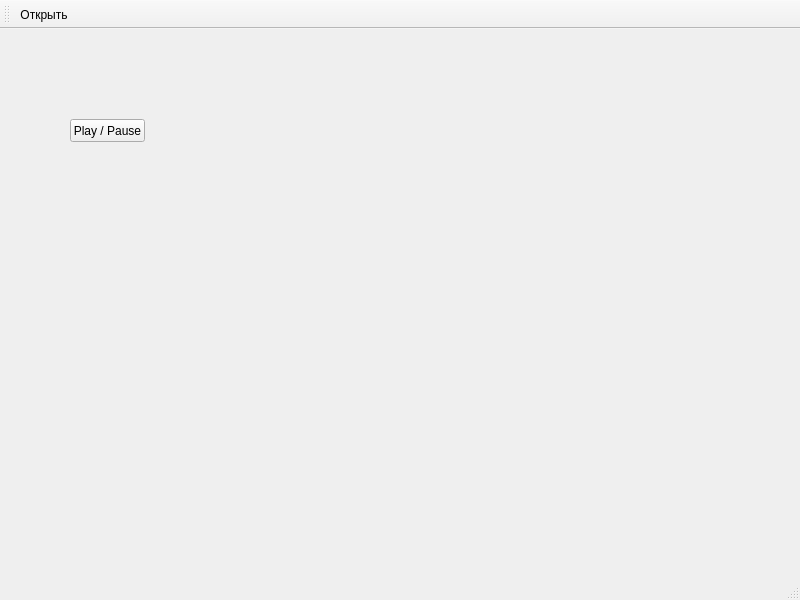
This is ip-phone-van/mainwindow.ui in Warchant/ip-phone as Qt 5 draws it before an edit. The edited form follows.
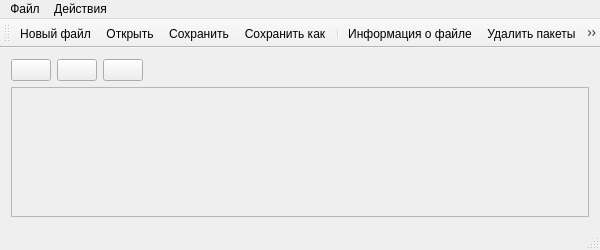
This is the edited form. Icons and pictures are not drawn. Custom widgets are drawn as their Qt base class.

The edit to the form file:
```diff
--- a/ip-phone-van/mainwindow.ui
+++ b/ip-phone-van/mainwindow.ui
@@ -6,51 +6,190 @@
    <rect>
     <x>0</x>
     <y>0</y>
-    <width>800</width>
-    <height>600</height>
+    <width>600</width>
+    <height>250</height>
    </rect>
   </property>
   <property name="minimumSize">
    <size>
-    <width>800</width>
-    <height>600</height>
+    <width>600</width>
+    <height>250</height>
    </size>
   </property>
   <property name="windowTitle">
    <string>MainWindow</string>
   </property>
   <widget class="QWidget" name="centralWidget">
-   <widget class="QPushButton" name="pB_play">
-    <property name="geometry">
-     <rect>
-      <x>70</x>
-      <y>90</y>
-      <width>75</width>
-      <height>23</height>
-     </rect>
-    </property>
-    <property name="text">
-     <string>Play / Pause</string>
-    </property>
-   </widget>
+   <layout class="QGridLayout" name="gridLayout">
+    <item row="0" column="2">
+     <widget class="QPushButton" name="pb_record">
+      <property name="minimumSize">
+       <size>
+        <width>16</width>
+        <height>16</height>
+       </size>
+      </property>
+      <property name="text">
+       <string/>
+      </property>
+      <property name="icon">
+       <iconset resource="recources.qrc">
+        <normaloff>:/recources/buttons/buttonRec.png</normaloff>:/recources/buttons/buttonRec.png</iconset>
+      </property>
+      <property name="checkable">
+       <bool>true</bool>
+      </property>
+      <property name="checked">
+       <bool>false</bool>
+      </property>
+      <property name="autoRepeatDelay">
+       <number>100</number>
+      </property>
+      <property name="flat">
+       <bool>false</bool>
+      </property>
+     </widget>
+    </item>
+    <item row="0" column="1">
+     <widget class="QPushButton" name="pb_stop">
+      <property name="minimumSize">
+       <size>
+        <width>16</width>
+        <height>16</height>
+       </size>
+      </property>
+      <property name="text">
+       <string/>
+      </property>
+      <property name="icon">
+       <iconset resource="recources.qrc">
+        <normaloff>:/recources/buttons/buttonStop.png</normaloff>:/recources/buttons/buttonStop.png</iconset>
+      </property>
+      <property name="autoRepeatDelay">
+       <number>100</number>
+      </property>
+      <property name="flat">
+       <bool>false</bool>
+      </property>
+     </widget>
+    </item>
+    <item row="0" column="3">
+     <spacer name="horizontalSpacer">
+      <property name="orientation">
+       <enum>Qt::Horizontal</enum>
+      </property>
+      <property name="sizeHint" stdset="0">
+       <size>
+        <width>104</width>
+        <height>20</height>
+       </size>
+      </property>
+     </spacer>
+    </item>
+    <item row="0" column="0">
+     <widget class="QPushButton" name="pb_playpause">
+      <property name="sizePolicy">
+       <sizepolicy hsizetype="Minimum" vsizetype="Minimum">
+        <horstretch>0</horstretch>
+        <verstretch>0</verstretch>
+       </sizepolicy>
+      </property>
+      <property name="minimumSize">
+       <size>
+        <width>16</width>
+        <height>16</height>
+       </size>
+      </property>
+      <property name="text">
+       <string/>
+      </property>
+      <property name="icon">
+       <iconset resource="recources.qrc">
+        <normaloff>:/recources/buttons/buttonPlay.png</normaloff>:/recources/buttons/buttonPlay.png</iconset>
+      </property>
+      <property name="checkable">
+       <bool>true</bool>
+      </property>
+      <property name="autoExclusive">
+       <bool>false</bool>
+      </property>
+      <property name="autoRepeatDelay">
+       <number>100</number>
+      </property>
+      <property name="flat">
+       <bool>false</bool>
+      </property>
+     </widget>
+    </item>
+    <item row="1" column="0" colspan="4">
+     <widget class="QScrollArea" name="scrollArea">
+      <property name="widgetResizable">
+       <bool>true</bool>
+      </property>
+      <widget class="QCustomPlot" name="customPlot">
+       <property name="geometry">
+        <rect>
+         <x>0</x>
+         <y>0</y>
+         <width>580</width>
+         <height>129</height>
+        </rect>
+       </property>
+      </widget>
+     </widget>
+    </item>
+   </layout>
   </widget>
   <widget class="QMenuBar" name="menuBar">
    <property name="geometry">
     <rect>
      <x>0</x>
      <y>0</y>
-     <width>800</width>
+     <width>600</width>
      <height>21</height>
     </rect>
    </property>
    <property name="nativeMenuBar">
     <bool>false</bool>
    </property>
+   <widget class="QMenu" name="menu_file">
+    <property name="title">
+     <string>Файл</string>
+    </property>
+    <addaction name="action_new"/>
+    <addaction name="action_open"/>
+    <addaction name="action_save"/>
+    <addaction name="action_saveas"/>
+    <addaction name="separator"/>
+    <addaction name="action_exit"/>
+   </widget>
+   <widget class="QMenu" name="menu">
+    <property name="title">
+     <string>Действия</string>
+    </property>
+    <addaction name="action_info"/>
+    <addaction name="actionPacketDelete"/>
+    <addaction name="actionPacketRecover"/>
+   </widget>
+   <addaction name="menu_file"/>
+   <addaction name="menu"/>
   </widget>
   <widget class="QStatusBar" name="statusBar"/>
   <widget class="QToolBar" name="toolBar">
    <property name="windowTitle">
-    <string>toolBar</string>
+    <string>Панель инструментов</string>
+   </property>
+   <property name="iconSize">
+    <size>
+     <width>20</width>
+     <height>20</height>
+    </size>
+   </property>
+   <property name="toolButtonStyle">
+    <enum>Qt::ToolButtonIconOnly</enum>
+   </property>
+   <property name="floatable">
+    <bool>true</bool>
    </property>
    <attribute name="toolBarArea">
     <enum>TopToolBarArea</enum>
@@ -58,18 +197,105 @@
    <attribute name="toolBarBreak">
     <bool>false</bool>
    </attribute>
-   <addaction name="actionOpen"/>
+   <addaction name="action_new"/>
+   <addaction name="action_open"/>
+   <addaction name="action_save"/>
+   <addaction name="action_saveas"/>
+   <addaction name="separator"/>
+   <addaction name="action_info"/>
+   <addaction name="actionPacketDelete"/>
+   <addaction name="actionPacketRecover"/>
   </widget>
-  <action name="actionOpen">
+  <action name="action_new">
+   <property name="icon">
+    <iconset resource="recources.qrc">
+     <normaloff>:/recources/actions/actionNew.png</normaloff>:/recources/actions/actionNew.png</iconset>
+   </property>
+   <property name="text">
+    <string>Новый файл</string>
+   </property>
+  </action>
+  <action name="action_open">
+   <property name="icon">
+    <iconset resource="recources.qrc">
+     <normaloff>:/recources/actions/actionOpen.png</normaloff>:/recources/actions/actionOpen.png</iconset>
+   </property>
    <property name="text">
     <string>Открыть</string>
    </property>
+  </action>
+  <action name="action_save">
+   <property name="icon">
+    <iconset resource="recources.qrc">
+     <normaloff>:/recources/actions/actionSave.png</normaloff>:/recources/actions/actionSave.png</iconset>
+   </property>
+   <property name="text">
+    <string>Сохранить</string>
+   </property>
+  </action>
+  <action name="action_saveas">
+   <property name="icon">
+    <iconset resource="recources.qrc">
+     <normaloff>:/recources/actions/actionSaveas.png</normaloff>:/recources/actions/actionSaveas.png</iconset>
+   </property>
+   <property name="text">
+    <string>Сохранить как</string>
+   </property>
+  </action>
+  <action name="action_exit">
+   <property name="icon">
+    <iconset resource="recources.qrc">
+     <normaloff>:/recources/actions/actionExit.png</normaloff>:/recources/actions/actionExit.png</iconset>
+   </property>
+   <property name="text">
+    <string>Выход</string>
+   </property>
+   <property name="menuRole">
+    <enum>QAction::QuitRole</enum>
+   </property>
+  </action>
+  <action name="actionPacketDelete">
+   <property name="icon">
+    <iconset resource="recources.qrc">
+     <normaloff>:/recources/buttons/buttonDelete.png</normaloff>:/recources/buttons/buttonDelete.png</iconset>
+   </property>
+   <property name="text">
+    <string>Удалить пакеты</string>
+   </property>
+  </action>
+  <action name="actionPacketRecover">
+   <property name="icon">
+    <iconset resource="recources.qrc">
+     <normaloff>:/recources/buttons/buttonRecover.png</normaloff>:/recources/buttons/buttonRecover.png</iconset>
+   </property>
+   <property name="text">
+    <string>Восстановить пакеты</string>
+   </property>
+  </action>
+  <action name="action_info">
+   <property name="icon">
+    <iconset resource="recources.qrc">
+     <normaloff>:/recources/actions/actionInfo.png</normaloff>:/recources/actions/actionInfo.png</iconset>
+   </property>
+   <property name="text">
+    <string>Информация о файле</string>
+   </property>
    <property name="toolTip">
     <string>Open WAV-file.</string>
    </property>
   </action>
  </widget>
  <layoutdefault spacing="6" margin="11"/>
- <resources/>
+ <customwidgets>
+  <customwidget>
+   <class>QCustomPlot</class>
+   <extends>QWidget</extends>
+   <header>qcustomplot.h</header>
+   <container>1</container>
+  </customwidget>
+ </customwidgets>
+ <resources>
+  <include location="recources.qrc"/>
+ </resources>
  <connections/>
 </ui>
```
Left out of the diff: 2 changed lines with no effect on the pictures.
